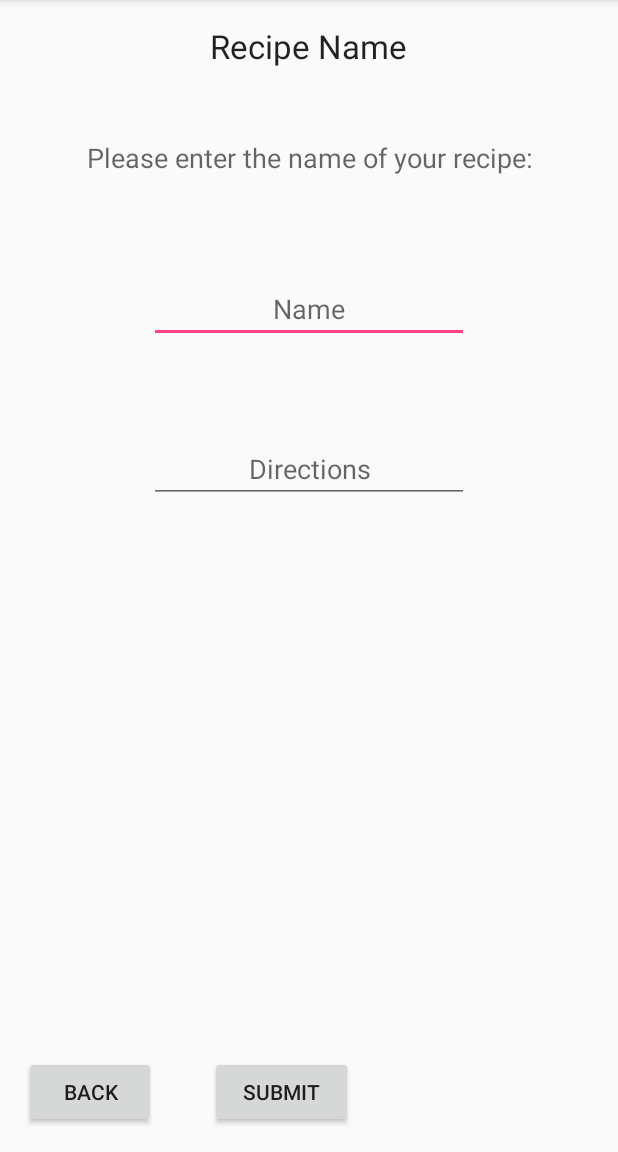
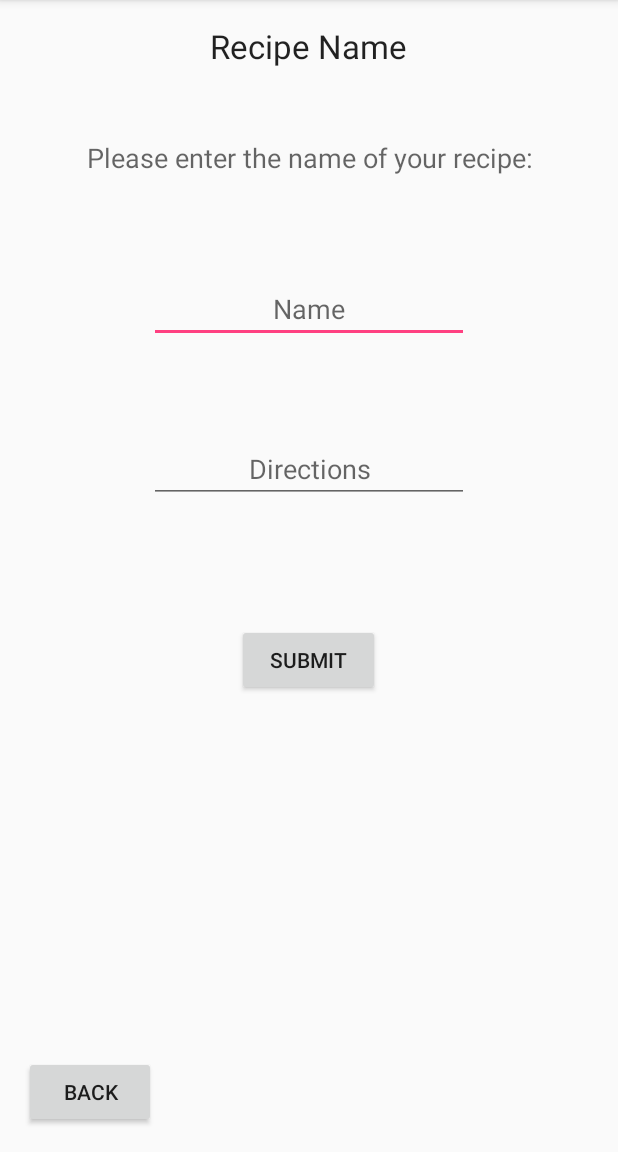
Before and after one commit to zcianflone/PantryPro, an Android app: the RecipeName screen opened directly, with no data from a screen before it, on a phone screen of 412 x 824 dp, the part 84-1236 px from its top. Run offline under Robolectric (Android 15) with nearby library versions, the phone set to English and light mode, and no system bars.

Commit message:
Add Item Recipe complete

```diff
--- a/app/src/main/res/layout/activity_recipe_name.xml
+++ b/app/src/main/res/layout/activity_recipe_name.xml
@@ -47,10 +47,8 @@
         android:text="   Submit   "
         android:id="@+id/button5"
         android:onClick="goToMakeRecipe"
-        android:layout_alignBaseline="@+id/back"
-        android:layout_alignBottom="@+id/back"
-        android:layout_alignLeft="@+id/textView3"
-        android:layout_alignStart="@+id/textView3" />
+        android:layout_marginTop="400dp"
+        android:layout_centerHorizontal="true" />
 
     <Button
         android:layout_width="wrap_content"
```
